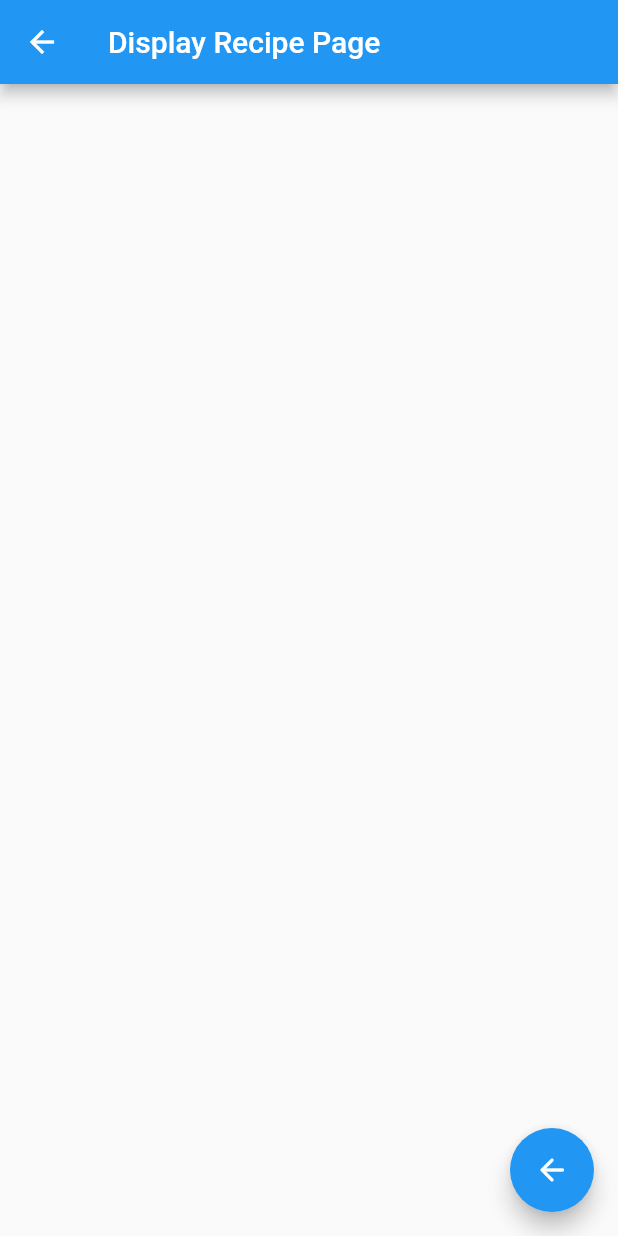
After one commit to ViceSyndicate/my_recipes, a Flutter app: the screen it shows after launch, after a tap on "Köttbullar & Mos", on a phone screen of 412 x 824 dp. The commit adds this screen. Run offline on Flutter 3.47's test engine with Material 2 defaults, Android fonts, the phone set to English and light mode, and no system bars.

Commit message:
Saving work on recipe display page

```diff
--- a/lib/db_logic.dart
+++ b/lib/db_logic.dart
@@ -0,0 +1,2 @@
+// https://stackoverflow.com/questions/65472270/how-to-create-and-export-csv-file-in-flutter
+// https://duckduckgo.com/?t=ffab&q=creatinv+csv+file+for+storage+in+dart&atb=v345-1&ia=web
--- a/lib/main.dart
+++ b/lib/main.dart
@@ -1,6 +1,7 @@
 import 'package:flutter/material.dart';
 import 'package:my_recipes/vm_create_recipe.dart';
 import 'package:my_recipes/model_recipe.dart';
+import 'package:my_recipes/vm_display_recipe.dart';
 
 void main() {
   runApp(const MyApp());
@@ -53,13 +54,19 @@ class _MyHomePageState extends State<MyHomePage> {
           title: const Text('Recipes'),
         ),
         body: ListView(
-          padding: const EdgeInsets.all(10),
+          padding: const EdgeInsets.all(5),
           children: <Widget>[
             for (int i = 0; i < recipes.length; i++)
               Card(
                   child: ListTile(
                 trailing: const Icon(Icons.edit_note),
                 title: Text(recipes[i].title),
+                onTap: () => {
+                  Navigator.push(
+                      context,
+                      MaterialPageRoute(
+                          builder: (context) => const DisplayRecipePage()))
+                }, // new display page
               )),
           ],
         ),
--- /dev/null
+++ b/lib/vm_display_recipe.dart
@@ -0,0 +1,29 @@
+import 'package:flutter/material.dart';
+import 'package:flutter/cupertino.dart';
+import 'package:my_recipes/model_recipe.dart';
+
+class DisplayRecipePage extends StatelessWidget {
+  const DisplayRecipePage({super.key});
+
+  @override
+  Widget build(BuildContext context) {
+    print(context);
+    return Scaffold(
+      appBar: AppBar(
+        title: const Text('Display Recipe Page'),
+      ),
+      body: Center(),
+      floatingActionButtonLocation: FloatingActionButtonLocation.endFloat,
+      floatingActionButton: FloatingActionButton(
+        tooltip: 'Back',
+        onPressed: () {
+          // Save form data
+          Navigator.pop(
+            context,
+          );
+        },
+        child: const Icon(Icons.arrow_back_rounded),
+      ),
+    );
+  }
+}
```
